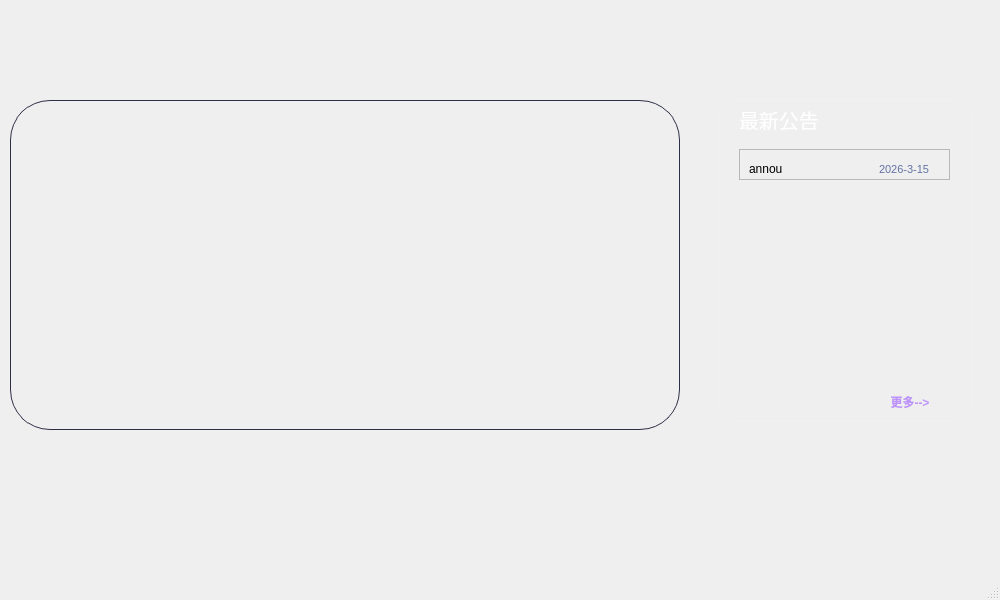
Old version of the form gui/main.ui in the repository octoberserver/DctArv-Nauncher.
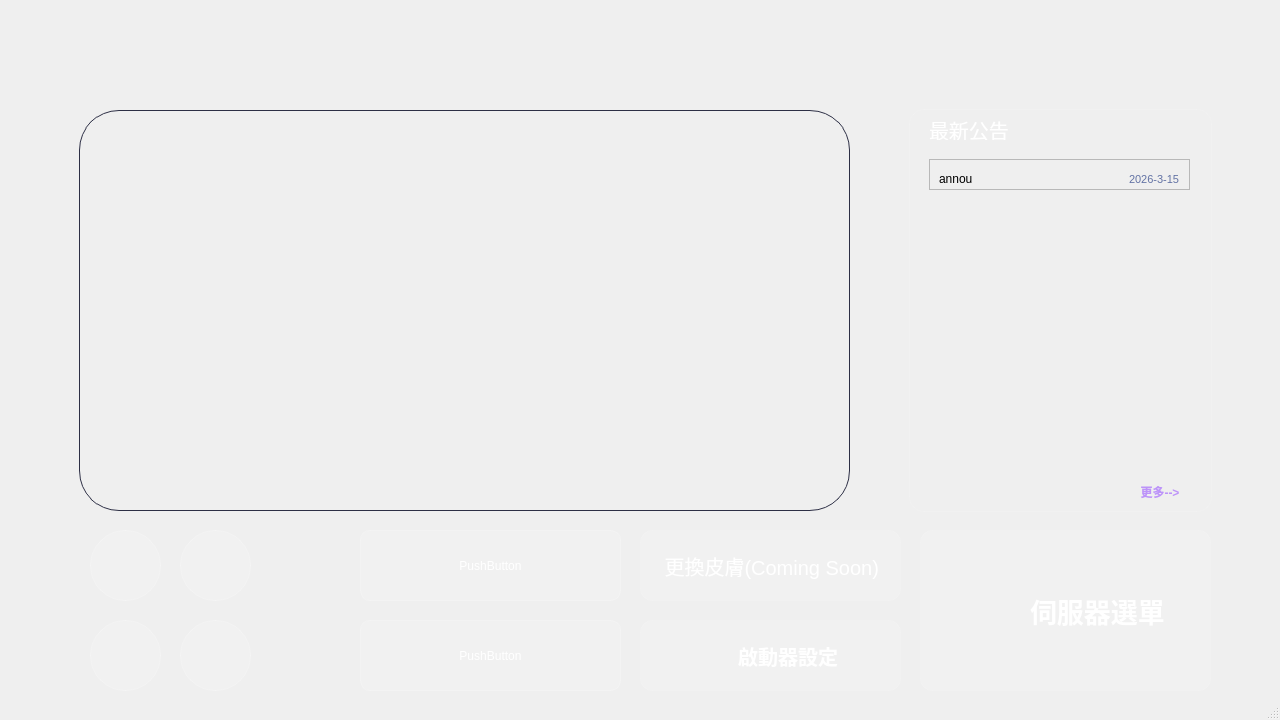
New version of the form. Icons and pictures are not drawn.

Diff of the .ui file:
```diff
--- a/gui/main.ui
+++ b/gui/main.ui
@@ -6,8 +6,8 @@
    <rect>
     <x>0</x>
     <y>0</y>
-    <width>1000</width>
-    <height>600</height>
+    <width>1280</width>
+    <height>720</height>
    </rect>
   </property>
   <property name="windowTitle">
@@ -21,6 +21,33 @@
 	background-image:url(:/b);
     background-repeat: no-repeat;
     background-position: center;
+}
+
+QPushButton {
+    background-color: rgba(255, 255, 255, 0.1); 
+    border: 1px solid rgba(255, 255, 255, 0.2);
+    border-radius: 10px;
+    color: white;
+}
+
+/* 滑鼠移上去變亮 */
+QPushButton:hover {
+   /* background-color: rgba(255, 255, 255, 0.2);
+    border: 1px solid rgba(255, 255, 255, 0.5);*/
+/* 1. 稍微改變外邊距，讓它往上推 */
+    margin-top: 0px;
+    margin-bottom: 4px; /* 原本可能是 margin: 2px，這裡縮小頂部增大底部 */
+    
+    /* 2. 同時增加背景亮度 */
+    background-color: rgba(255, 255, 255, 0.2);
+    
+    /* 3. 強化邊框，模擬邊緣反光 */
+    border: 1px solid rgba(255, 255, 255, 0.5);
+}
+
+/* 按下去的瞬間變暗，模擬物理回饋 */
+QPushButton:pressed {
+    background-color: rgba(0, 0, 0, 0.2);
 }</string>
   </property>
   <property name="tabShape">
@@ -30,10 +57,10 @@
    <widget class="QFrame" name="photo">
     <property name="geometry">
      <rect>
-      <x>10</x>
-      <y>100</y>
-      <width>670</width>
-      <height>330</height>
+      <x>79</x>
+      <y>110</y>
+      <width>771</width>
+      <height>401</height>
      </rect>
     </property>
     <property name="mouseTracking">
@@ -67,10 +94,10 @@
    <widget class="QScrollArea" name="scrollArea">
     <property name="geometry">
      <rect>
-      <x>710</x>
-      <y>90</y>
-      <width>271</width>
-      <height>341</height>
+      <x>900</x>
+      <y>100</y>
+      <width>321</width>
+      <height>421</height>
      </rect>
     </property>
     <property name="styleSheet">
@@ -140,8 +167,8 @@
       <rect>
        <x>0</x>
        <y>0</y>
-       <width>271</width>
-       <height>341</height>
+       <width>321</width>
+       <height>421</height>
       </rect>
      </property>
      <layout class="QHBoxLayout" name="horizontalLayout">
@@ -172,8 +199,8 @@
         <widget class="QPushButton" name="pushButton">
          <property name="geometry">
           <rect>
-           <x>150</x>
-           <y>290</y>
+           <x>210</x>
+           <y>370</y>
            <width>82</width>
            <height>26</height>
           </rect>
@@ -187,7 +214,7 @@
           <rect>
            <x>20</x>
            <y>50</y>
-           <width>211</width>
+           <width>261</width>
            <height>31</height>
           </rect>
          </property>
@@ -219,9 +246,9 @@
          <widget class="QLabel" name="date">
           <property name="geometry">
            <rect>
-            <x>140</x>
+            <x>200</x>
             <y>10</y>
-            <width>91</width>
+            <width>61</width>
             <height>20</height>
            </rect>
           </property>
@@ -235,6 +262,238 @@
      </layout>
     </widget>
    </widget>
+   <widget class="QPushButton" name="pushButton_4">
+    <property name="geometry">
+     <rect>
+      <x>360</x>
+      <y>620</y>
+      <width>261</width>
+      <height>71</height>
+     </rect>
+    </property>
+    <property name="text">
+     <string>PushButton</string>
+    </property>
+   </widget>
+   <widget class="QPushButton" name="pushButton_5">
+    <property name="geometry">
+     <rect>
+      <x>360</x>
+      <y>530</y>
+      <width>261</width>
+      <height>71</height>
+     </rect>
+    </property>
+    <property name="text">
+     <string>PushButton</string>
+    </property>
+   </widget>
+   <widget class="QPushButton" name="LauncherSetting">
+    <property name="geometry">
+     <rect>
+      <x>640</x>
+      <y>620</y>
+      <width>261</width>
+      <height>71</height>
+     </rect>
+    </property>
+    <property name="font">
+     <font>
+      <family>微軟正黑體</family>
+      <pointsize>15</pointsize>
+      <bold>true</bold>
+     </font>
+    </property>
+    <property name="mouseTracking">
+     <bool>true</bool>
+    </property>
+    <property name="styleSheet">
+     <string notr="true">#LauncherSetting {
+	background-color: rgba(255, 255, 255, 0.1); 
+    border: 1px solid rgba(255, 255, 255, 0.1); 
+    border-radius: 12px;
+    padding: 10px;
+	text-align: right;
+}
+
+#LauncherSetting:hover {
+    background-color: rgba(255, 255, 255, 0.25); 
+    border: 2px solid rgba(255, 255, 255, 0.6); 
+    padding: 9px;
+}</string>
+    </property>
+    <property name="text">
+     <string>啟動器設定          </string>
+    </property>
+   </widget>
+   <widget class="QPushButton" name="ChangeSkin">
+    <property name="geometry">
+     <rect>
+      <x>640</x>
+      <y>530</y>
+      <width>261</width>
+      <height>71</height>
+     </rect>
+    </property>
+    <property name="font">
+     <font>
+      <pointsize>15</pointsize>
+     </font>
+    </property>
+    <property name="mouseTracking">
+     <bool>true</bool>
+    </property>
+    <property name="styleSheet">
+     <string notr="true">#ChangeSkin {
+	background-color: rgba(255, 255, 255, 0.1); 
+    border: 1px solid rgba(255, 255, 255, 0.1); 
+    border-radius: 12px;
+    padding: 10px;
+	text-align: right;
+}
+
+#ChangeSkin:hover {
+    background-color: rgba(255, 255, 255, 0.25); 
+    border: 2px solid rgba(255, 255, 255, 0.6); 
+    padding: 9px;
+}</string>
+    </property>
+    <property name="text">
+     <string>更換皮膚(Coming Soon)  </string>
+    </property>
+   </widget>
+   <widget class="QPushButton" name="LaunchGame">
+    <property name="geometry">
+     <rect>
+      <x>920</x>
+      <y>530</y>
+      <width>291</width>
+      <height>161</height>
+     </rect>
+    </property>
+    <property name="font">
+     <font>
+      <family>微軟正黑體 Light</family>
+      <pointsize>20</pointsize>
+      <bold>true</bold>
+      <stylestrategy>PreferDefault</stylestrategy>
+      <kerning>true</kerning>
+     </font>
+    </property>
+    <property name="cursor">
+     <cursorShape>ArrowCursor</cursorShape>
+    </property>
+    <property name="mouseTracking">
+     <bool>true</bool>
+    </property>
+    <property name="styleSheet">
+     <string notr="true">/* 針對公告欄或按鈕的懸停狀態 */
+#LaunchGame {
+background-color: rgba(255, 255, 255, 0.1); 
+    border: 1px solid rgba(255, 255, 255, 0.1); 
+    border-radius: 12px;
+    padding: 10px;
+	text-align: right;
+}
+
+#LaunchGame:hover {
+    background-color: rgba(255, 255, 255, 0.25); 
+    border: 2px solid rgba(255, 255, 255, 0.6); 
+    padding: 9px;
+}</string>
+    </property>
+    <property name="text">
+     <string>伺服器選單     </string>
+    </property>
+   </widget>
+   <widget class="QPushButton" name="DCLink">
+    <property name="geometry">
+     <rect>
+      <x>90</x>
+      <y>620</y>
+      <width>71</width>
+      <height>71</height>
+     </rect>
+    </property>
+    <property name="styleSheet">
+     <string notr="true">#DCLink {
+	border-image:url(:/c);
+    background-color: rgba(255, 255, 255, 0.1); 
+    border: 1px solid rgba(255, 255, 255, 0.2);
+    border-radius: 35px;
+    color: white;
+}</string>
+    </property>
+    <property name="text">
+     <string/>
+    </property>
+   </widget>
+   <widget class="QPushButton" name="YTLink">
+    <property name="geometry">
+     <rect>
+      <x>90</x>
+      <y>530</y>
+      <width>71</width>
+      <height>71</height>
+     </rect>
+    </property>
+    <property name="styleSheet">
+     <string notr="true">#YTLink {
+	border-image:url(:/g);
+    background-color: rgba(255, 255, 255, 0.1); 
+    border: 1px solid rgba(255, 255, 255, 0.2);
+    border-radius: 35px;
+    color: white;
+}</string>
+    </property>
+    <property name="text">
+     <string/>
+    </property>
+   </widget>
+   <widget class="QPushButton" name="OfficialWebLink">
+    <property name="geometry">
+     <rect>
+      <x>180</x>
+      <y>530</y>
+      <width>71</width>
+      <height>71</height>
+     </rect>
+    </property>
+    <property name="styleSheet">
+     <string notr="true">#OfficialWebLink {
+	border-image:url(:/f);
+    background-color: rgba(255, 255, 255, 0.1); 
+    border: 1px solid rgba(255, 255, 255, 0.2);
+    border-radius: 35px;
+    color: white;
+}</string>
+    </property>
+    <property name="text">
+     <string/>
+    </property>
+   </widget>
+   <widget class="QPushButton" name="GitHubLink">
+    <property name="geometry">
+     <rect>
+      <x>180</x>
+      <y>620</y>
+      <width>71</width>
+      <height>71</height>
+     </rect>
+    </property>
+    <property name="styleSheet">
+     <string notr="true">#GitHubLink {
+	border-image:url(:/e);
+    background-color: rgba(255, 255, 255, 0.1); 
+    border: 1px solid rgba(255, 255, 255, 0.2);
+    border-radius: 35px;
+    color: white;
+}</string>
+    </property>
+    <property name="text">
+     <string/>
+    </property>
+   </widget>
   </widget>
   <widget class="QStatusBar" name="statusBar"/>
  </widget>
```
